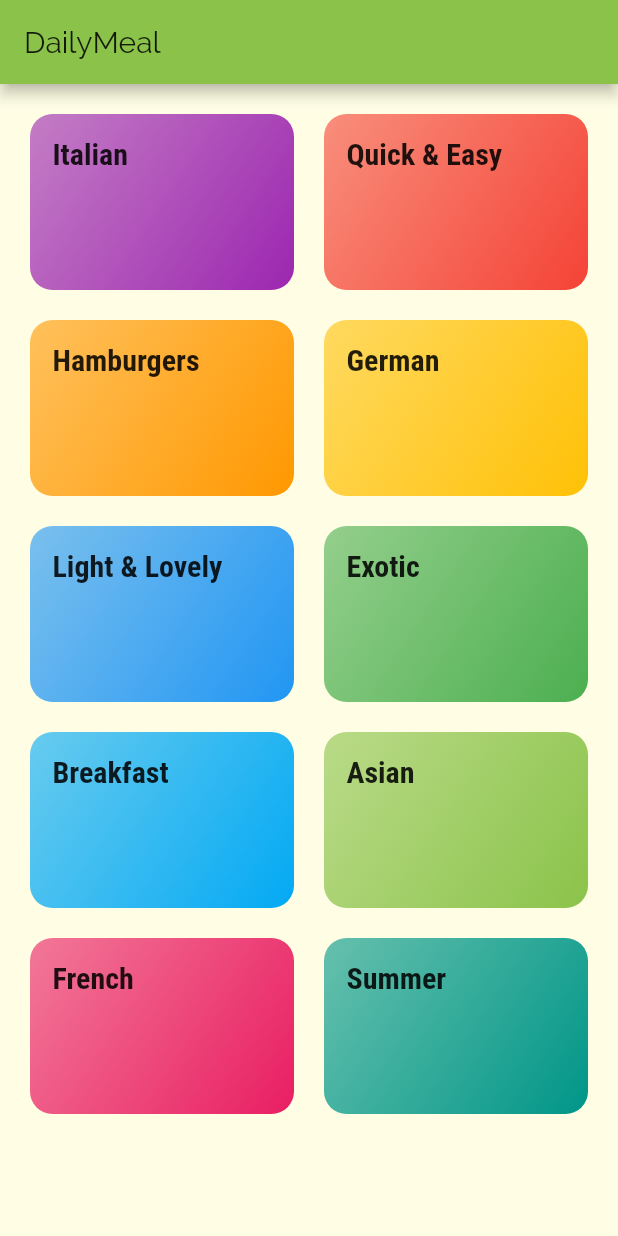
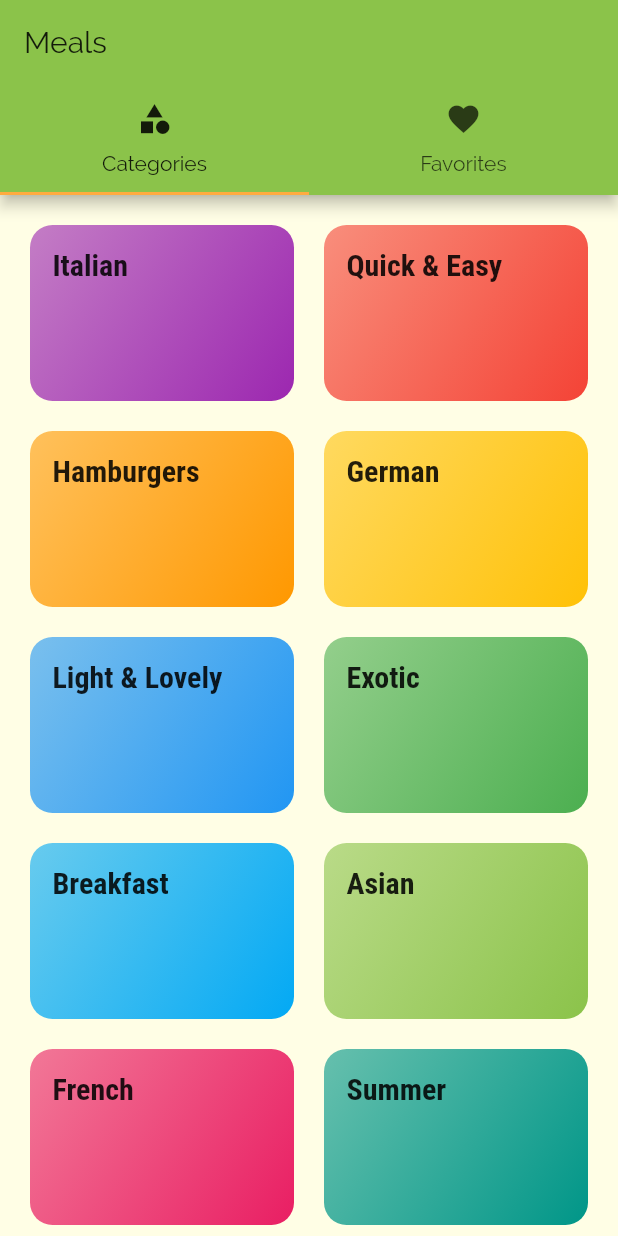
Before and after one commit to inisoultani/flutter-meals, a Flutter app: the screen it shows after launch, on a phone screen of 412 x 824 dp. Run offline on Flutter 3.47's test engine with Material 2 defaults, Android fonts, the phone set to English and light mode, and no system bars.

Commit message:
adding tabbar to the appbar

```diff
--- a/lib/main.dart
+++ b/lib/main.dart
@@ -2,6 +2,7 @@ import 'package:flutter/material.dart';
 import 'package:flutter_meals/screens/category_meal_scren.dart';
 import 'package:flutter_meals/screens/category_screen.dart';
 import 'package:flutter_meals/screens/meal_detai_screen.dart';
+import 'package:flutter_meals/screens/tabs_screen.dart';
 
 void main() => runApp(MyApp());
 
@@ -27,8 +28,9 @@ class MyApp extends StatelessWidget {
                 fontSize: 20,
                 fontWeight: FontWeight.bold,
               ))),
-      home: CategoryScreen(),
+      // home: TabsScreen(),
       routes: {
+        '/' : (context) => TabsScreen(),
         CategoryMealScreen.ROUTE_NAME: (context) => CategoryMealScreen(),
         MealDetailScreen.ROUTE_NAME: (context) => MealDetailScreen(),
       },
--- a/lib/screens/category_screen.dart
+++ b/lib/screens/category_screen.dart
@@ -12,9 +12,7 @@ class CategoryScreen extends StatelessWidget {
 
   @override
   Widget build(BuildContext context) {
-    return Scaffold(
-      appBar: AppBar(title: const Text('DailyMeal'),),
-      body: GridView(
+    return GridView(
         padding: const EdgeInsets.all(20.0),
         children: [...this.renderCategoryItems()],
         gridDelegate: SliverGridDelegateWithMaxCrossAxisExtent(
@@ -23,7 +21,6 @@ class CategoryScreen extends StatelessWidget {
           crossAxisSpacing: 20,
           mainAxisSpacing: 20,
         ),
-      ),
-    );
+      );
   }
 }
--- /dev/null
+++ b/lib/screens/favorite_screen.dart
@@ -0,0 +1,12 @@
+import 'package:flutter/material.dart';
+
+class FavoriteScreen extends StatelessWidget {
+  const FavoriteScreen({ Key? key }) : super(key: key);
+
+  @override
+  Widget build(BuildContext context) {
+    return Container(
+      child: Text('Favorite Screen'),
+    );
+  }
+}
--- /dev/null
+++ b/lib/screens/tabs_screen.dart
@@ -0,0 +1,35 @@
+import 'package:flutter/material.dart';
+import 'package:flutter_meals/screens/category_screen.dart';
+import 'package:flutter_meals/screens/favorite_screen.dart';
+
+class TabsScreen extends StatefulWidget {
+  const TabsScreen({Key? key}) : super(key: key);
+
+  @override
+  _TabsScreenState createState() => _TabsScreenState();
+}
+
+class _TabsScreenState extends State<TabsScreen> {
+  @override
+  Widget build(BuildContext context) {
+    return DefaultTabController(
+      initialIndex: 0,
+      length: 2,
+      child: Scaffold(
+        appBar: AppBar(
+          title: Text('Meals'),
+          bottom: TabBar(
+            tabs: [
+              Tab(icon : Icon(Icons.category), text: 'Categories',),
+              Tab(icon : Icon(Icons.favorite), text: 'Favorites',),
+            ],
+          ),
+        ),
+        body: TabBarView(children: [
+          CategoryScreen(),
+          FavoriteScreen()
+        ],),
+      )
+    );
+  }
+}
```
